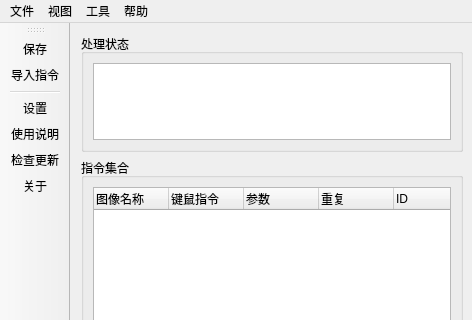
The window that 窗体/mainwindow.ui (FsterThanLight/Clicker) describes before a commit, drawn with Qt 5; both pictures show x 0 to 472 and y 0 to 320 of the 472 by 687 pixel window.
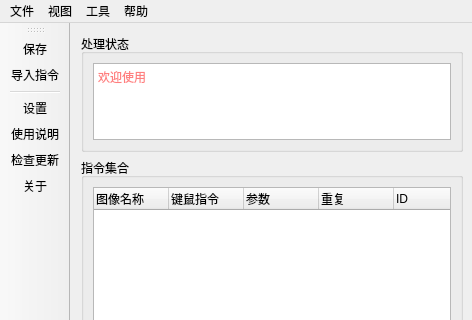
The same window after the commit. Icons and pictures are not drawn.

Diff of the .ui file:
```diff
--- a/窗体/mainwindow.ui
+++ b/窗体/mainwindow.ui
@@ -93,6 +93,9 @@
            </disabled>
           </palette>
          </property>
+         <property name="placeholderText">
+          <string>欢迎使用</string>
+         </property>
         </widget>
        </item>
       </layout>
```
